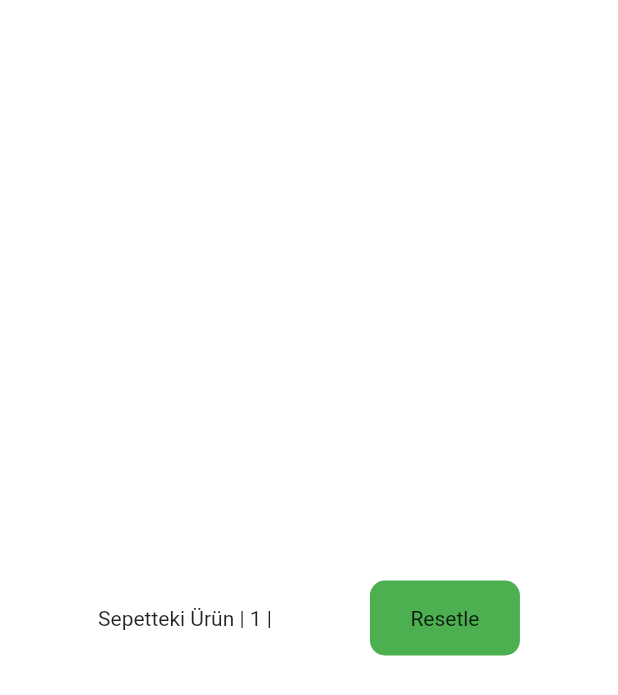
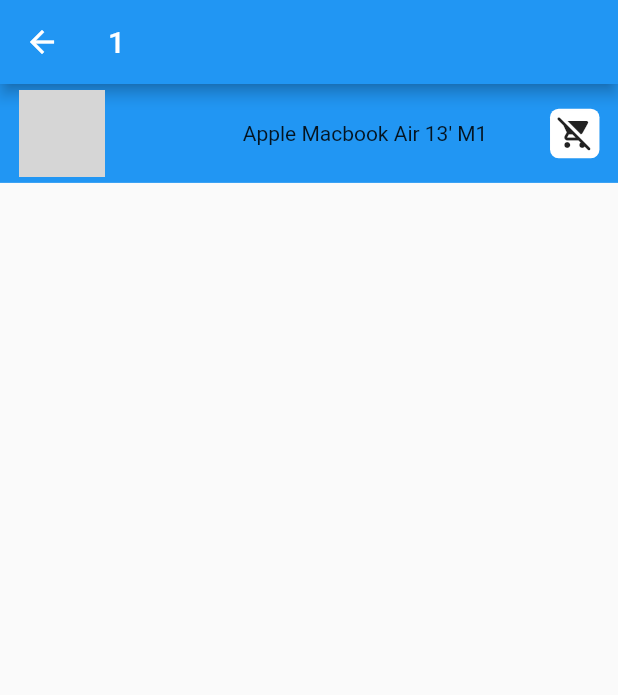
Before and after one commit to imransaglam/provider_project, a Flutter app: the screen it shows after launch, after a tap on the "add shopping cart" icon, after a tap on "Sepetim", on a phone screen of 412 x 824 dp. Shown: the top 695 px of the screen. Run offline on Flutter 3.47's test engine with Material 2 defaults, Android fonts, the phone set to English and light mode, and no system bars; our stand-ins replace responsive_sizer; network calls fail; grey boxes are pictures that could not be loaded.

Commit message:
project updated

```diff
--- a/lib/basket.dart
+++ b/lib/basket.dart
@@ -1,7 +1,9 @@
+
 import 'package:flutter/material.dart';
 import 'package:flutter/src/widgets/container.dart';
 import 'package:flutter/src/widgets/framework.dart';
 import 'package:provider/provider.dart';
+import 'package:responsive_sizer/responsive_sizer.dart';
 
 import 'item.dart';
 
@@ -15,39 +17,59 @@ class MyBasket extends StatefulWidget {
 class _MyBasketState extends State<MyBasket> {
   @override
   Widget build(BuildContext context) {
-    return Consumer(builder: (context,Item item,widgets){
-      return SafeArea(
-        child: Scaffold(
-          backgroundColor: Colors.white,
-          body: Center(
+   return Consumer(builder: ((context, Item item, widget) {
+    return Scaffold(
+      appBar: AppBar(
+        title: Text("${item.basket!.length}"),
+      ),
+      body: ListView.builder(
+        scrollDirection: Axis.vertical,
+        itemCount: item.basket!.length,
+        itemBuilder: ((context, index) {
+          return Container(
+                color: Colors.blue,
+                width: 100.h,
+                height: 8.h,
+                margin: EdgeInsets.only(bottom:1.h ),
+                padding: EdgeInsets.only(right: 3.w,left: 3.w),
                 child: Row(
-              mainAxisAlignment: MainAxisAlignment.spaceEvenly,
+                  mainAxisAlignment: MainAxisAlignment.spaceBetween,
                   children: [
-                Container(
-                  child: Text("Sepetteki Ürün | ${item.cartCounts} |"),
+                   ClipRRect(
+                    borderRadius: BorderRadius.circular(4.w),
+                    child: SizedBox(
+                      width: 7.h,
+                      height: 7.h,
+                      child: Image.network(
+                        "${item.basket![index]["image"]}"
                       ),
+                    ),
+                   ),
+                   SizedBox(width: 2.w,),
+                   Text("${item.basket![index]["title"]}"),
                     InkWell(
                       onTap: () {
-                    Navigator.pop(context);
-                    item.reset();
+                        item.removeBasket(index);
                       },
                       child: Container(
-                             alignment: Alignment.center,
-                               width: 100,
-                               height: 50,
+                        width: 4.h,
+                        height: 4.h,
                         decoration: BoxDecoration(
-                                 borderRadius: BorderRadius.circular(10),
-                                 color: Colors.green,
+                          color: Colors.white,
+                          borderRadius: BorderRadius.circular(.7.h)
                         ),
-                               child: Text("Resetle"),
+                        child: Icon(Icons.remove_shopping_cart_rounded),
+                      ),
 
-                           ),
                     )
                   ],
                 ),
-          ),
-        ),
               );
-  });
+
+      })),
+
+    );
+
+   }));
   }
 }
--- a/lib/item.dart
+++ b/lib/item.dart
@@ -22,5 +22,48 @@ class Item with ChangeNotifier{
     _cartCount=0;
     notifyListeners();
   }
+  List? basket=[];
+  List? products=[
+    {
+      "image":"https://cdn.dsmcdn.com/mnresize/400/-/ty513/product/media/images/20220822/16/163937942/117736341/1/1_org_zoom.jpg",
+      "title":"Apple Macbook Air 13' M1",
+      "description":"M1 8gb 256gb Ssd Altın MGND3TU/A",
+      "price":20.690
+    },
+     {
+      "image":"https://cdn.dsmcdn.com/mnresize/1200/1800/ty451/product/media/images/20220609/17/123457532/240043854/1/1_org_zoom.jpg",
+      "title":"Casper Via E30'",
+      "description":"4gb Ram 64 Gb VIA-E30",
+      "price":3.499
+    },
+     {
+      "image":"https://cdn.dsmcdn.com/mnresize/1200/1800/ty526/product/media/images/20220908/12/170673015/255953863/1/1_org_zoom.jpg",
+      "title":"TOZO T6 Bluetooth",
+      "description":"Dokunmatik Kontrol Kablosuz Şarj Kutusu Mikrofon Kulak Içi Kulaklık ",
+      "price":788
+    },
+    {
+      "image":"https://cdn.dsmcdn.com/mnresize/1200/1800/ty98/product/media/images/20210404/18/1a609f7d/59308114/1/1_org_zoom.jpg",
+      "title":"Oral-B D100 Şarj Edilebilir Diş Fırçası",
+      "description":"3 Boyutlu Beyazlık Pembe ",
+      "price":400
+    },
+  ];
+  void addBasket(Object value){
+    basket!.add(value);
+    //print(basket.toString());
+    notifyListeners();
 
+  }
+  void removeBasket(int index){
+    basket!.removeAt(index);
+    notifyListeners();
+  }
+  int getPrice(){
+    int price=0;
+    for(var i=0;i<basket!.length;i++){
+      price+=int.parse(basket![i]["price"].toString());
+    }
+    return price;
+  }
 }
--- a/lib/products.dart
+++ b/lib/products.dart
@@ -15,53 +15,18 @@ class ProductsScreen extends StatefulWidget {
 }
 
 class _ProductsScreenState extends State<ProductsScreen> {
+
+
+
   @override
   Widget build(BuildContext context) {
    return Consumer(builder:(context,Item item,widget)
    {
      return Scaffold(
       appBar: AppBar(
-        title: Text("Sepetteki Ürün | ${item.cartCounts} |"),
-      ),
-      body: Column(
-        children: [
-          SizedBox(
-            height: 80.h,
-            width: 100.w,
-            child: ListView.builder(
-              itemCount: 5,
-              itemBuilder: ((context, index) {
-              return Container(
-                color: Colors.blue,
-                width: 100.h,
-                height: 8.h,
-                margin: EdgeInsets.only(bottom:1.h ),
-                padding: EdgeInsets.only(right: 3.w,left: 3.w),
-                child: Row(
-                  mainAxisAlignment: MainAxisAlignment.spaceBetween,
-                  children: [
-                    Text("Ürün"),
-                    InkWell(
-                      onTap: () {
-                        item.increase();
-                      },
-                      child: Container(
-                        width: 4.h,
-                        height: 4.h,
-                        decoration: BoxDecoration(
-                          color: Colors.white,
-                          borderRadius: BorderRadius.circular(.7.h)
-                        ),
-                        child: Icon(Icons.add_shopping_cart_rounded),
-                      ),
-
-                    )
-                  ],
-                ),
-              );
-            })),
-          ),
-          GestureDetector(
+        title: Text("Sepetteki Ürün | ${item.basket!.length} |"),
+        actions: [
+           GestureDetector(
             onTap: (){
               Route route=MaterialPageRoute(builder: (context){
                 return MyBasket();
@@ -80,7 +45,57 @@ class _ProductsScreenState extends State<ProductsScreen> {
               child: Text("Sepetim"),
             ),
           ),
+        ],
+      ),
+      body: Column(
+        children: [
+          SizedBox(
+            height: 80.h,
+            width: 100.w,
+            child: ListView.builder(
+              itemCount: item.products!.length,
+              itemBuilder: ((context, index) {
+              return Container(
+                color: Colors.blue,
+                width: 100.h,
+                height: 8.h,
+                margin: EdgeInsets.only(bottom:1.h ),
+                padding: EdgeInsets.only(right: 3.w,left: 3.w),
+                child: Row(
+                  mainAxisAlignment: MainAxisAlignment.spaceBetween,
+                  children: [
+                   ClipRRect(
+                    borderRadius: BorderRadius.circular(4.w),
+                    child: SizedBox(
+                      width: 7.h,
+                      height: 7.h,
+                      child: Image.network(
+                        "${item.products![index]["image"]}"
+                      ),
+                    ),
+                   ),
+                   SizedBox(width: 2.w,),
+                   Text("${item.products![index]["title"]}"),
+                    InkWell(
+                      onTap: () {
+                        item.addBasket(item.products![index]);
+                      },
+                      child: Container(
+                        width: 4.h,
+                        height: 4.h,
+                        decoration: BoxDecoration(
+                          color: Colors.white,
+                          borderRadius: BorderRadius.circular(.7.h)
+                        ),
+                        child: Icon(Icons.add_shopping_cart_rounded),
+                      ),
 
+                    )
+                  ],
+                ),
+              );
+            })),
+          ),
         ],
       ),
     );
--- a/pubspec.yaml
+++ b/pubspec.yaml
@@ -62,8 +62,8 @@ flutter:
   uses-material-design: true
 
   # To add assets to your application, add an assets section, like this:
-  assets:
-    - assets/response.json
+  #assets:
+  #  - assets/response.json
   #   - images/a_dot_ham.jpeg
 
   # An image asset can refer to one or more resolution-specific "variants", see
```
Also changed, not shown: assets/response.json (deleted, +0 -36 lines), lib/itemList.dart (deleted, +0 -22 lines). Lines whose indentation alone changed are shown as unchanged.
